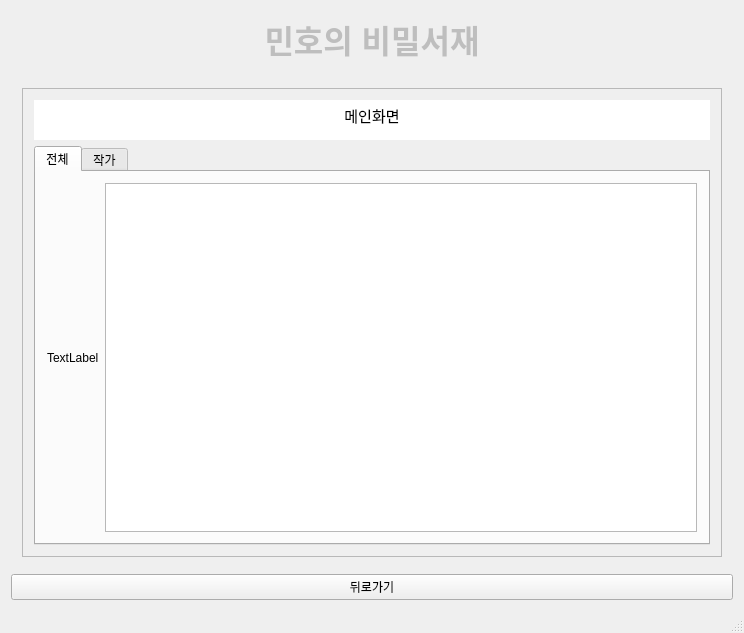
Qt form webtoontest/mainwindow.ui (sia3856/webtoonproject) before a commit.
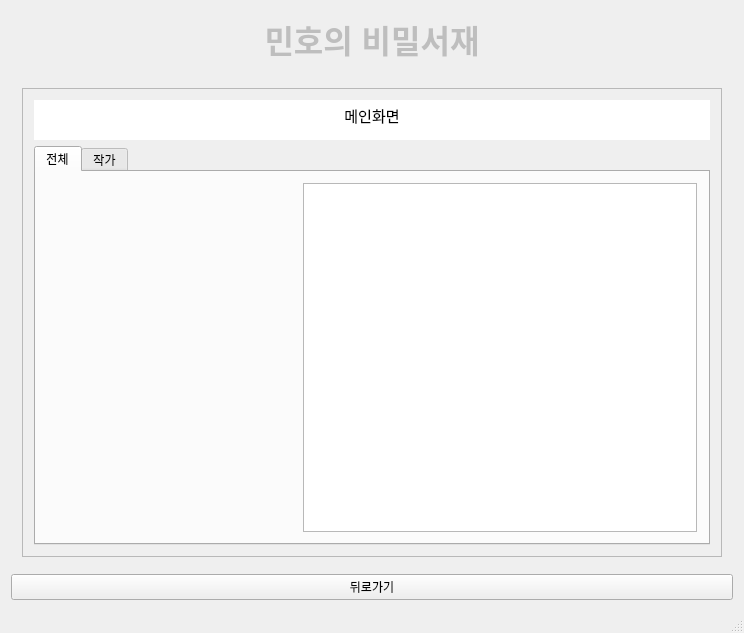
The same form after that commit.

Patch:
```diff
--- a/webtoontest/mainwindow.ui
+++ b/webtoontest/mainwindow.ui
@@ -562,18 +562,27 @@
                    <property name="dragEnabled">
                     <bool>true</bool>
                    </property>
+                   <property name="sortingEnabled">
+                    <bool>false</bool>
+                   </property>
                   </widget>
                  </item>
                  <item row="0" column="0">
                   <widget class="QLabel" name="lbl">
+                   <property name="minimumSize">
+                    <size>
+                     <width>250</width>
+                     <height>0</height>
+                    </size>
+                   </property>
                    <property name="maximumSize">
                     <size>
-                     <width>16777215</width>
+                     <width>250</width>
                      <height>16777215</height>
                     </size>
                    </property>
                    <property name="text">
-                    <string>TextLabel</string>
+                    <string/>
                    </property>
                   </widget>
                  </item>
```
Left out of the diff: 46 changed lines with no effect on the pictures.
